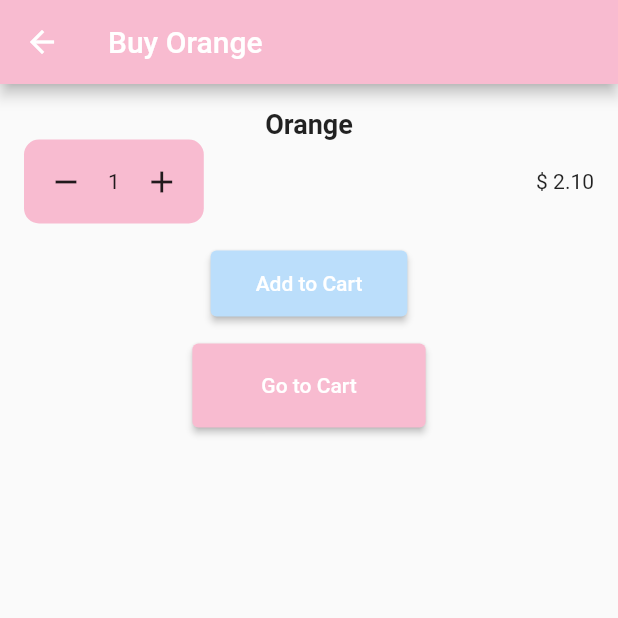
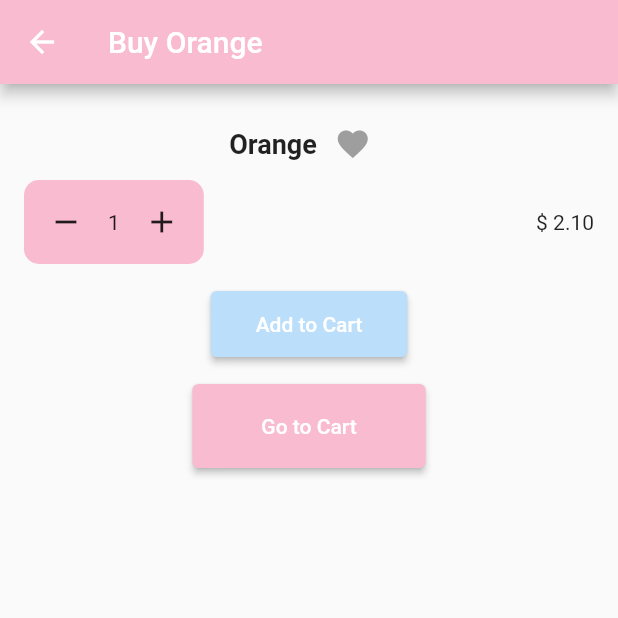
Before and after one commit to juliakowalikk/grocery-cubit, a Flutter app: the screen it shows after launch, after a tap on the "shopping cart" icon, on a phone screen of 412 x 824 dp, the top half of it. Run offline on Flutter 3.47's test engine with Material 2 defaults, Android fonts, the phone set to English and light mode, and no system bars; our stand-ins replace equatable, flutter_bloc.

Commit message:
Add favourite option

```diff
--- a/lib/cubit/grocery_state.dart
+++ b/lib/cubit/grocery_state.dart
@@ -3,11 +3,13 @@ import 'package:grocery_cubit/product.dart';
 abstract class GroceryState {
   final List<Product> cartProducts;
   final List<Product> allProducts;
+  final List<Product> favouriteProducts;
   final double totalPrice;
 
   GroceryState(
     this.cartProducts,
     this.allProducts,
+    this.favouriteProducts,
     this.totalPrice,
   );
 }
@@ -16,10 +18,25 @@ class GroceryInitial extends GroceryState {
   GroceryInitial(
     super.cartProducts,
     super.allProducts,
+    super.favouriteProducts,
     super.totalPrice,
   );
 }
 
 class GroceryAddedToCart extends GroceryState {
-  GroceryAddedToCart(super.cartProducts, super.allProducts, super.totalPrice);
+  GroceryAddedToCart(
+    super.cartProducts,
+    super.allProducts,
+    super.favouriteProducts,
+    super.totalPrice,
+  );
 }
+
+class FavouriteGrocery extends GroceryState {
+  FavouriteGrocery(
+    super.cartProducts,
+    super.allProducts,
+    super.favouriteProducts,
+    super.totalPrice,
+  );
+}
--- a/lib/main.dart
+++ b/lib/main.dart
@@ -4,16 +4,18 @@ import 'package:grocery_cubit/cubit/grocery_cubit.dart';
 import 'package:grocery_cubit/pages/home_page/home_page.dart';
 
 void main() {
-  runApp(const MyApp());
+  runApp(MyApp());
 }
 
 class MyApp extends StatelessWidget {
-  const MyApp({super.key});
+  const MyApp({
+    super.key,
+  });
 
   @override
   Widget build(BuildContext context) => BlocProvider(
         create: (_) => GroceryCubit(),
-        child: const MaterialApp(
+        child: MaterialApp(
           home: HomePage(),
         ),
       );
--- a/lib/pages/home_page/home_page.dart
+++ b/lib/pages/home_page/home_page.dart
@@ -2,21 +2,54 @@ import 'package:flutter/material.dart';
 import 'package:flutter_bloc/flutter_bloc.dart';
 import 'package:grocery_cubit/cubit/grocery_cubit.dart';
 import 'package:grocery_cubit/cubit/grocery_state.dart';
+import 'package:grocery_cubit/pages/favourite_page/favourite_page.dart';
 import 'package:grocery_cubit/pages/home_page/widgets/home_page_product_tile.dart';
+import 'package:grocery_cubit/pages/style/app_typography.dart';
 
-class HomePage extends StatelessWidget {
-  const HomePage({super.key});
+class HomePage extends StatefulWidget {
+  const HomePage({
+    super.key,
+  });
 
+  @override
+  State<HomePage> createState() => _HomePageState();
+}
+
+class _HomePageState extends State<HomePage> {
   @override
   Widget build(BuildContext context) => Scaffold(
         appBar: AppBar(
           backgroundColor: Colors.pink.shade100,
-          title: const Text('Buy Groceries'),
+          title: const Text('Grocery Market'),
         ),
         body: BlocBuilder<GroceryCubit, GroceryState>(
           builder: (context, state) {
             return Column(
               children: [
+                Row(
+                  mainAxisAlignment: MainAxisAlignment.end,
+                  children: [
+                    Padding(
+                      padding: const EdgeInsets.symmetric(
+                          vertical: 4, horizontal: 18),
+                      child: ElevatedButton(
+                        style: ElevatedButton.styleFrom(
+                            backgroundColor: Colors.pink.shade100),
+                        onPressed: () {
+                          Navigator.push(
+                              context,
+                              MaterialPageRoute(
+                                  builder: (context) => const FavouritePage()));
+                        },
+                        child: const Icon(Icons.favorite),
+                      ),
+                    )
+                  ],
+                ),
+                Text(
+                  'Buy your fresh groceries',
+                  style: AppTypography.style1,
+                ),
                 Padding(
                   padding: const EdgeInsets.all(8.0),
                   child: GridView.builder(
@@ -33,7 +66,7 @@ class HomePage extends StatelessWidget {
                         const SliverGridDelegateWithFixedCrossAxisCount(
                             crossAxisCount: 2),
                   ),
-                )
+                ),
               ],
             );
           },
--- a/lib/pages/product_page/product_page.dart
+++ b/lib/pages/product_page/product_page.dart
@@ -21,6 +21,7 @@ class ProductPage extends StatefulWidget {
 
 class _ProductPageState extends State<ProductPage> {
   int amount = 1;
+  bool isPressed = false;
 
   @override
   Widget build(BuildContext context) {
@@ -40,9 +41,27 @@ class _ProductPageState extends State<ProductPage> {
                   return Center(
                     child: Column(
                       children: [
-                        Text(
-                          widget.product.itemName,
-                          style: AppTypography.style1,
+                        Row(
+                          mainAxisAlignment: MainAxisAlignment.center,
+                          children: [
+                            Text(
+                              widget.product.itemName,
+                              style: AppTypography.style1,
+                            ),
+                            IconButton(
+                                onPressed: () {
+                                  context.read<GroceryCubit>().addToFavourite(
+                                      Product(
+                                          itemName: widget.product.itemName,
+                                          price: widget.product.price));
+                                  setState(() {
+                                    isPressed = !isPressed;
+                                  });
+                                },
+                                icon: Icon(Icons.favorite,
+                                    color:
+                                        isPressed ? Colors.pink : Colors.grey)),
+                          ],
                         ),
                         Row(
                           children: [
@@ -90,6 +109,13 @@ class _ProductPageState extends State<ProductPage> {
               'The product has been successfully added to the cart!'),
         ),
       );
+    } else if (state is FavouriteGrocery) {
+      ScaffoldMessenger.of(context).showSnackBar(
+        SnackBar(
+          backgroundColor: Colors.blue.shade100,
+          content: const Text('You added this product to favourite!'),
+        ),
+      );
     }
   }
 }
```
Also changed, not shown: lib/cubit/grocery_cubit.dart (+29 -8 lines), lib/pages/favourite_page/favourite_page.dart (added, +58 -0 lines).
